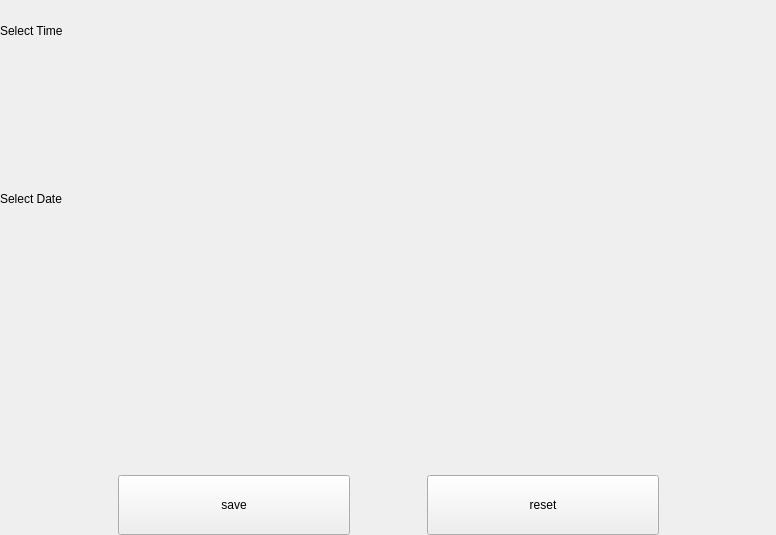
openeuler-mirror/kiran-control-panel, file plugins/timedate/src/pages/date-time-settings/date-time-settings.ui: the form before one commit.
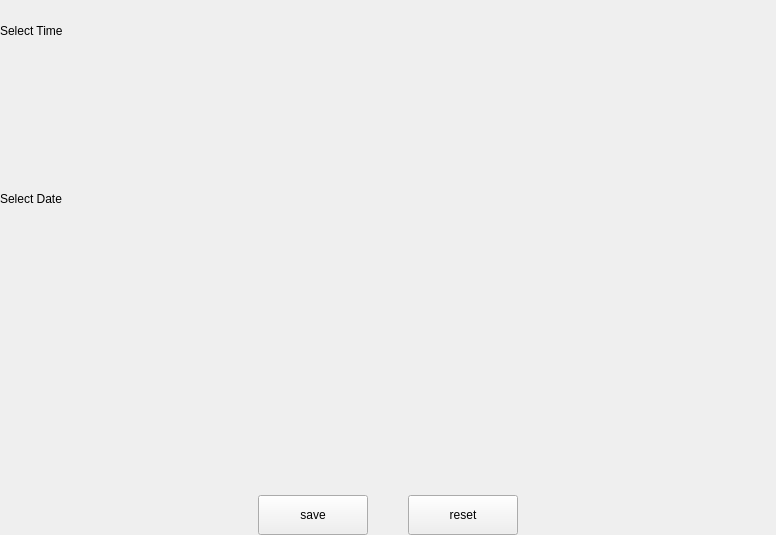
The form after the commit. Custom widgets are drawn as their Qt base class.

What changed in the file:
```diff
--- a/plugins/timedate/src/pages/date-time-settings/date-time-settings.ui
+++ b/plugins/timedate/src/pages/date-time-settings/date-time-settings.ui
@@ -110,7 +110,7 @@
    <item>
     <layout class="QHBoxLayout" name="layout_datetimeButton" stretch="5,0,2,0,5">
      <property name="spacing">
-      <number>30</number>
+      <number>0</number>
      </property>
      <property name="bottomMargin">
       <number>0</number>
@@ -138,14 +138,14 @@
        </property>
        <property name="minimumSize">
         <size>
-         <width>232</width>
-         <height>60</height>
+         <width>110</width>
+         <height>40</height>
         </size>
        </property>
        <property name="maximumSize">
         <size>
-         <width>232</width>
-         <height>60</height>
+         <width>110</width>
+         <height>40</height>
         </size>
        </property>
        <property name="text">
@@ -158,6 +158,9 @@
        <property name="orientation">
         <enum>Qt::Horizontal</enum>
        </property>
+       <property name="sizeType">
+        <enum>QSizePolicy::Fixed</enum>
+       </property>
        <property name="sizeHint" stdset="0">
         <size>
          <width>40</width>
@@ -176,14 +179,14 @@
        </property>
        <property name="minimumSize">
         <size>
-         <width>232</width>
-         <height>60</height>
+         <width>110</width>
+         <height>40</height>
         </size>
        </property>
        <property name="maximumSize">
         <size>
-         <width>232</width>
-         <height>60</height>
+         <width>110</width>
+         <height>40</height>
         </size>
        </property>
        <property name="text">
```
